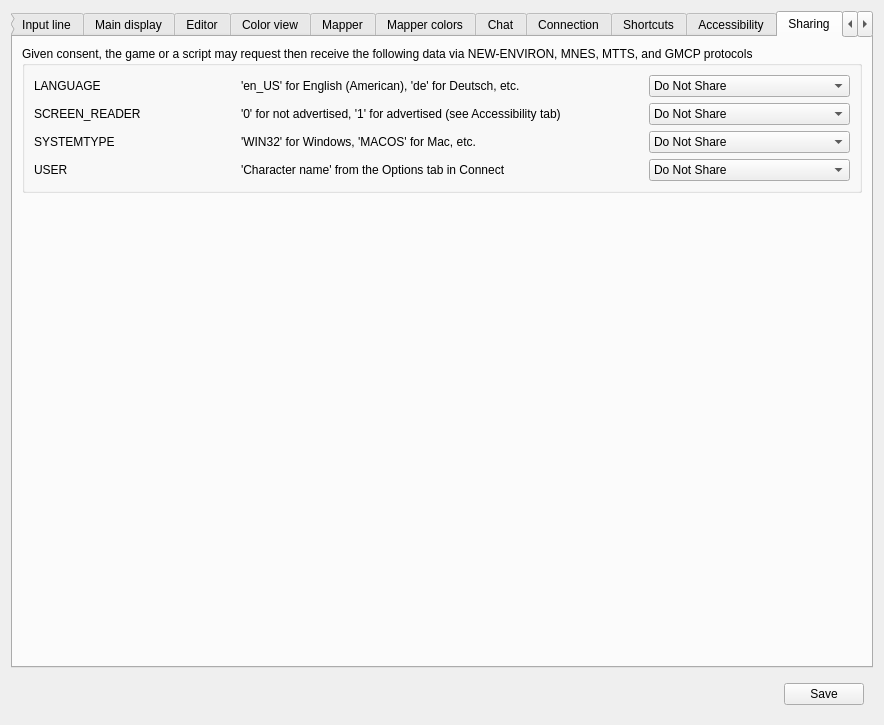
Before: the Qt Designer form src/ui/profile_preferences.ui in Mudlet/Mudlet, drawn with Qt 5.
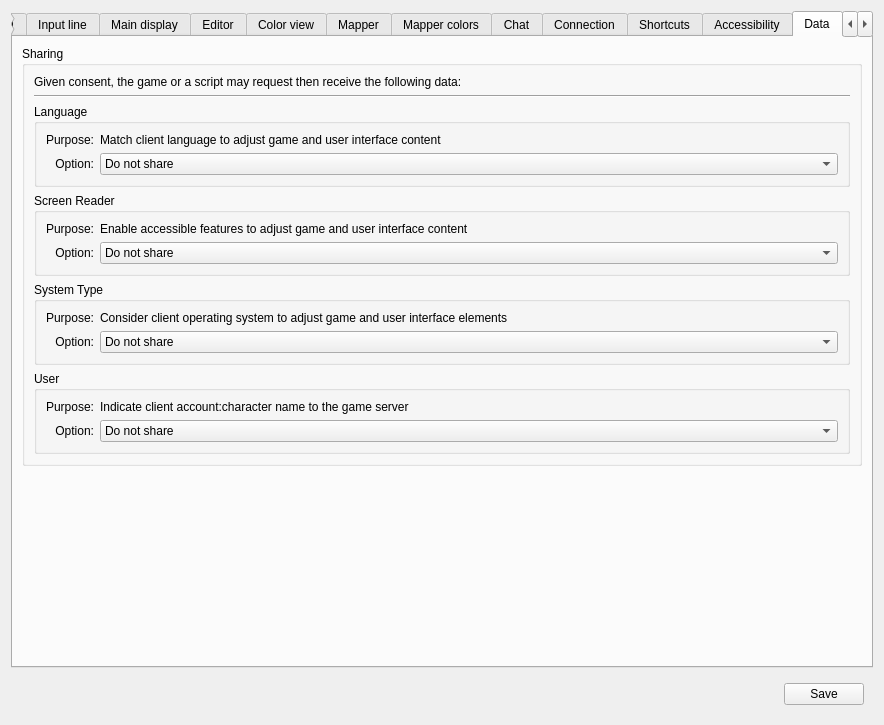
After: the same form once the commit is applied. The open tabs and pages were chosen to show the change. Icons and pictures are not drawn. Custom widgets are drawn as their Qt base class.

Commit message: Share to Data

```diff
--- a/src/ui/profile_preferences.ui
+++ b/src/ui/profile_preferences.ui
@@ -3765,40 +3765,93 @@
      </widget>
      <widget class="QWidget" name="tab_sharing">
       <attribute name="title">
-       <string>Sharing</string>
+       <string>Data</string>
       </attribute>
       <layout class="QVBoxLayout" name="vBoxLayout_tab_sharing">
        <item>
         <widget class="QGroupBox" name="groupBox_sharing">
          <property name="title">
-          <string>Given consent, the game or a script may request then receive the following data via NEW-ENVIRON, MNES, MTTS, and GMCP protocols</string>
+          <string>Sharing</string>
+         </property>
+         <property name="sizePolicy">
+          <sizepolicy hsizetype="Expanding" vsizetype="Preferred">
+           <horstretch>0</horstretch>
+           <verstretch>0</verstretch>
+          </sizepolicy>
          </property>
          <layout class="QGridLayout" name="gridLayout_groupBox_sharing">
           <item row="0" column="0">
            <widget class="QLabel" name="label_shareLanguage">
             <property name="text">
-             <string>LANGUAGE</string>
+             <string>Given consent, the game or a script may request then receive the following data:</string>
             </property>
             <property name="buddy">
              <cstring>label_shareLanguage</cstring>
             </property>
            </widget>
           </item>
-          <item row="0" column="1" colspan="2">>
-           <widget class="QLabel" name="label_detailLanguage">
+
+          <item row="1" column="0">
+           <widget class="Line" name="line_separator_sharing">
+            <property name="orientation">
+             <enum>Qt::Horizontal</enum>
+            </property>
+           </widget>
+          </item>
+
+          <item row="2" column="0">
+           <widget class="QGroupBox" name="groupBox_shareLanguage">
+            <property name="sizePolicy">
+             <sizepolicy hsizetype="Expanding" vsizetype="Preferred">
+              <horstretch>0</horstretch>
+              <verstretch>0</verstretch>
+             </sizepolicy>
+            </property>
+            <property name="title">
+             <string>Language</string>
+            </property>
+            <layout class="QGridLayout" name="gridLayout_groupBox_shareLanguage" columnstretch="0,1">
+             <item row="0" column="0">
+              <widget class="QLabel" name="label_purpose_shareLanguage">
             <property name="text">
-             <string>'en_US' for English (American), 'de' for Deutsch, etc.</string>
-            </property>
+                <string>Purpose:</string>
+               </property>
+               <property name="alignment">
+                <set>Qt::AlignRight|Qt::AlignTrailing|Qt::AlignVCenter</set>
+               </property>
             <property name="buddy">
              <cstring>label_detailLanguage</cstring>
             </property>
            </widget>
           </item>
-          <item row="0" column="3">
+             <item row="0" column="1">
+              <widget class="QLabel" name="label_shareLanguagePurpose">
+               <property name="text">
+                <string>Match client language to adjust game and user interface content</string>
+               </property>
+               <property name="buddy">
+                <cstring>label_shareLanguagePurpose</cstring>
+               </property>
+              </widget>
+             </item>
+             <item row="1" column="0">
+              <widget class="QLabel" name="label_option_shareLanguage">
+               <property name="text">
+                <string>Option:</string>
+               </property>
+               <property name="alignment">
+                <set>Qt::AlignRight|Qt::AlignTrailing|Qt::AlignVCenter</set>
+               </property>
+               <property name="buddy">
+                <cstring>label_option_shareLanguage</cstring>
+               </property>
+              </widget>
+             </item>
+             <item row="1" column="1">
            <widget class="QComboBox" name="comboBox_shareLanguage">
             <item>
              <property name="text">
-              <string>Do Not Share</string>
+                 <string>Do not share</string>
              </property>
             </item>
             <item>
@@ -3813,31 +3866,63 @@
             </item>
            </widget>
           </item>
+            </layout>
+           </widget>
+          </item>
+
+          <item row="3" column="0">
+           <widget class="QGroupBox" name="groupBox_shareScreenReader">
+            <property name="sizePolicy">
+             <sizepolicy hsizetype="Expanding" vsizetype="Preferred">
+              <horstretch>0</horstretch>
+              <verstretch>0</verstretch>
+             </sizepolicy>
+            </property>
+            <property name="title">
+             <string>Screen Reader</string>
+            </property>
+            <layout class="QGridLayout" name="gridLayout_groupBox_shareScreenReader" columnstretch="0,1">
+             <item row="0" column="0">
+              <widget class="QLabel" name="label_purpose_shareScreenReader">
+               <property name="text">
+                <string>Purpose:</string>
+               </property>
+               <property name="alignment">
+                <set>Qt::AlignRight|Qt::AlignTrailing|Qt::AlignVCenter</set>
+               </property>
+               <property name="buddy">
+                <cstring>label_purpose_shareScreenReader</cstring>
+               </property>
+              </widget>
+             </item>
+             <item row="0" column="1">
+              <widget class="QLabel" name="label_shareScreenReaderPurpose">
+               <property name="text">
+                <string>Enable accessible features to adjust game and user interface content</string>
+               </property>
+               <property name="buddy">
+                <cstring>label_shareScreenReaderPurpose</cstring>
+               </property>
+              </widget>
+             </item>
           <item row="1" column="0">
-           <widget class="QLabel" name="label_shareScreenReader">
+              <widget class="QLabel" name="label_option_shareScreenReader">
             <property name="text">
-             <string>SCREEN_READER</string>
-            </property>
-            <property name="buddy">
-             <cstring>label_shareScreenReader</cstring>
-            </property>
-           </widget>
-          </item>
-          <item row="1" column="1" colspan="2">>
-           <widget class="QLabel" name="label_detailScreenReader">
-            <property name="text">
-             <string>'0' for not advertised, '1' for advertised (see Accessibility tab)</string>
-            </property>
+                <string>Option:</string>
+               </property>
+               <property name="alignment">
+                <set>Qt::AlignRight|Qt::AlignTrailing|Qt::AlignVCenter</set>
+               </property>
             <property name="buddy">
              <cstring>label_detailScreenReader</cstring>
             </property>
            </widget>
           </item>
-          <item row="1" column="3">
+             <item row="1" column="1">
            <widget class="QComboBox" name="comboBox_shareScreenReader">
             <item>
              <property name="text">
-              <string>Do Not Share</string>
+                 <string>Do not share</string>
              </property>
             </item>
             <item>
@@ -3852,31 +3937,63 @@
             </item>
            </widget>
           </item>
-          <item row="2" column="0">
-           <widget class="QLabel" name="label_shareSystemType">
+            </layout>
+           </widget>
+          </item>
+
+          <item row="4" column="0">
+           <widget class="QGroupBox" name="groupBox_shareSystemType">
+            <property name="sizePolicy">
+             <sizepolicy hsizetype="Expanding" vsizetype="Preferred">
+              <horstretch>0</horstretch>
+              <verstretch>0</verstretch>
+             </sizepolicy>
+            </property>
+            <property name="title">
+             <string>System Type</string>
+            </property>
+            <layout class="QGridLayout" name="gridLayout_groupBox_shareSystemType" columnstretch="0,1">
+             <item row="0" column="0">
+              <widget class="QLabel" name="label_purpose_shareSystemType">
             <property name="text">
-             <string>SYSTEMTYPE</string>
-            </property>
+                <string>Purpose:</string>
+               </property>
+               <property name="alignment">
+                <set>Qt::AlignRight|Qt::AlignTrailing|Qt::AlignVCenter</set>
+               </property>
             <property name="buddy">
              <cstring>label_shareSystemType</cstring>
             </property>
            </widget>
           </item>
-          <item row="2" column="1" colspan="2">>
-           <widget class="QLabel" name="label_detailSystemType">
+             <item row="0" column="1">
+              <widget class="QLabel" name="label_shareSystemTypePurpose">
             <property name="text">
-             <string>'WIN32' for Windows, 'MACOS' for Mac, etc.</string>
+                <string>Consider client operating system to adjust game and user interface elements</string>
             </property>
             <property name="buddy">
              <cstring>label_detailSystemType</cstring>
             </property>
            </widget>
           </item>
-          <item row="2" column="3">
+             <item row="1" column="0">
+              <widget class="QLabel" name="label_option_shareSystemType">
+               <property name="text">
+                <string>Option:</string>
+               </property>
+               <property name="alignment">
+                <set>Qt::AlignRight|Qt::AlignTrailing|Qt::AlignVCenter</set>
+               </property>
+               <property name="buddy">
+                <cstring>label_option_shareSystemType</cstring>
+               </property>
+              </widget>
+             </item>
+             <item row="1" column="1">
            <widget class="QComboBox" name="comboBox_shareSystemType">
             <item>
              <property name="text">
-              <string>Do Not Share</string>
+                 <string>Do not share</string>
              </property>
             </item>
             <item>
@@ -3891,31 +4008,63 @@
             </item>
            </widget>
           </item>
-          <item row="3" column="0">
-           <widget class="QLabel" name="label_shareUser">
+            </layout>
+           </widget>
+          </item>
+
+          <item row="5" column="0">
+           <widget class="QGroupBox" name="groupBox_shareUser">
+            <property name="sizePolicy">
+             <sizepolicy hsizetype="Expanding" vsizetype="Preferred">
+              <horstretch>0</horstretch>
+              <verstretch>0</verstretch>
+             </sizepolicy>
+            </property>
+            <property name="title">
+             <string>User</string>
+            </property>
+            <layout class="QGridLayout" name="gridLayout_groupBox_shareUser" columnstretch="0,1">
+             <item row="0" column="0">
+              <widget class="QLabel" name="label_purpose_shareUser">
             <property name="text">
-             <string>USER</string>
-            </property>
+                <string>Purpose:</string>
+               </property>
+               <property name="alignment">
+                <set>Qt::AlignRight|Qt::AlignTrailing|Qt::AlignVCenter</set>
+               </property>
             <property name="buddy">
              <cstring>label_shareUser</cstring>
             </property>
            </widget>
           </item>
-          <item row="3" column="1" colspan="2">
-           <widget class="QLabel" name="label_detailUser">
+             <item row="0" column="1">
+              <widget class="QLabel" name="label_shareUserPurpose">
             <property name="text">
-             <string>'Character name' from the Options tab in Connect</string>
+                <string>Indicate client account:character name to the game server</string>
             </property>
             <property name="buddy">
              <cstring>label_detailUser</cstring>
             </property>
            </widget>
           </item>
-          <item row="3" column="3">
+             <item row="1" column="0">
+              <widget class="QLabel" name="label_option_shareUser">
+               <property name="text">
+                <string>Option:</string>
+               </property>
+               <property name="alignment">
+                <set>Qt::AlignRight|Qt::AlignTrailing|Qt::AlignVCenter</set>
+               </property>
+               <property name="buddy">
+                <cstring>label_option_shareUser</cstring>
+               </property>
+              </widget>
+             </item>
+             <item row="1" column="1">
            <widget class="QComboBox" name="comboBox_shareUser">
             <item>
              <property name="text">
-              <string>Do Not Share</string>
+                 <string>Do not share</string>
              </property>
             </item>
             <item>
@@ -3933,6 +4082,10 @@
          </layout>
         </widget>
        </item>
+
+         </layout>
+        </widget>
+       </item>
        <item>
         <spacer name="verticalSpacer_sharing">
          <property name="orientation">
```
Left out of the diff: 22 changed lines with no effect on the pictures. Lines whose indentation alone changed are shown as unchanged. The commit also changes 2 other files.
